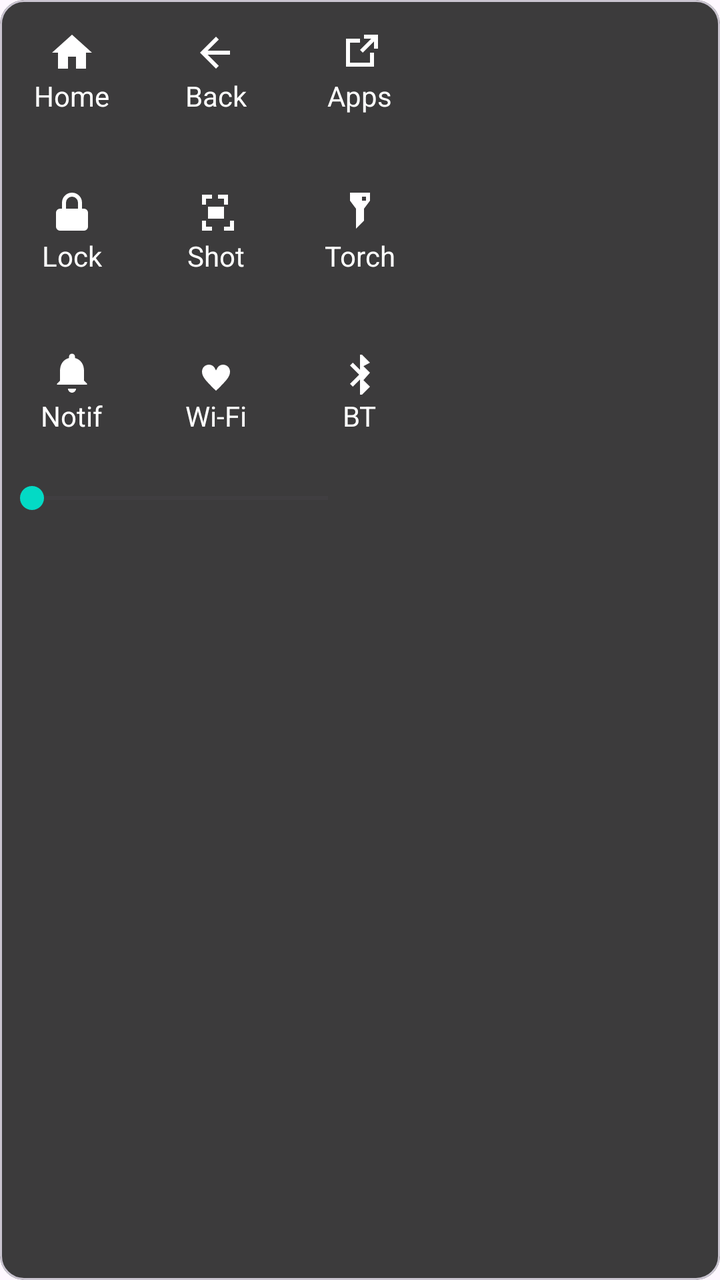
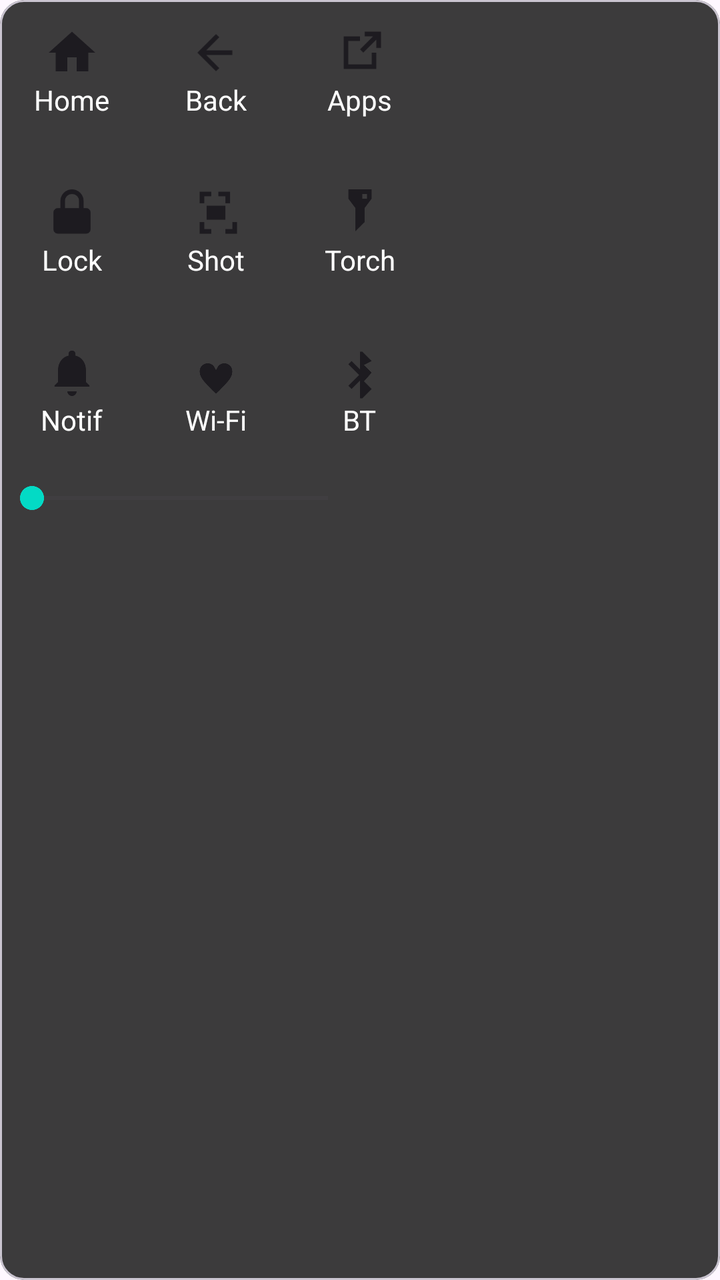

An Android layout rendered at two revisions. The XML below is the earlier revision; the diff shows what the commit changed to produce the second picture.
<!-- AndroidManifest.xml: application theme Theme.AssistiveTouch -->
<!-- res/layout/view_action_panel.xml -->
<?xml version="1.0" encoding="utf-8"?>
<com.google.android.material.card.MaterialCardView xmlns:android="http://schemas.android.com/apk/res/android"
    android:id="@+id/panelRoot"
    android:layout_width="wrap_content"
    android:layout_height="wrap_content"
    android:padding="12dp"
    android:elevation="10dp"
    android:backgroundTint="#E0212121"
    android:radius="20dp">

    <LinearLayout
        android:layout_width="wrap_content"
        android:layout_height="wrap_content"
        android:orientation="vertical">

        
        <LinearLayout
            android:layout_width="wrap_content"
            android:layout_height="wrap_content"
            android:orientation="horizontal">

            <LinearLayout
                android:id="@+id/buttonHome"
                style="@style/PanelItem" >
                <ImageView
                    android:layout_width="24dp"
                    android:layout_height="24dp"
                    android:tint="@android:color/white"
                    android:src="@drawable/ic_home" />
                <TextView
                    android:layout_width="wrap_content"
                    android:layout_height="wrap_content"
                    android:textColor="@android:color/white"
                    android:text="Home" />
            </LinearLayout>

            <LinearLayout
                android:id="@+id/buttonBack"
                style="@style/PanelItem" >
                <ImageView
                    android:layout_width="24dp"
                    android:layout_height="24dp"
                    android:tint="@android:color/white"
                    android:src="@drawable/ic_back" />
                <TextView
                    android:layout_width="wrap_content"
                    android:layout_height="wrap_content"
                    android:textColor="@android:color/white"
                    android:text="Back" />
            </LinearLayout>

            <LinearLayout
                android:id="@+id/buttonRecents"
                style="@style/PanelItem" >
                <ImageView
                    android:layout_width="24dp"
                    android:layout_height="24dp"
                    android:tint="@android:color/white"
                    android:src="@drawable/ic_recents" />
                <TextView
                    android:layout_width="wrap_content"
                    android:layout_height="wrap_content"
                    android:textColor="@android:color/white"
                    android:text="Apps" />
            </LinearLayout>
        </LinearLayout>

        
        <LinearLayout
            android:layout_width="wrap_content"
            android:layout_height="wrap_content"
            android:orientation="horizontal"
            android:layout_marginTop="8dp">

            <LinearLayout
                android:id="@+id/buttonLock"
                style="@style/PanelItem" >
                <ImageView
                    android:layout_width="24dp"
                    android:layout_height="24dp"
                    android:tint="@android:color/white"
                    android:src="@drawable/ic_lock" />
                <TextView
                    android:layout_width="wrap_content"
                    android:layout_height="wrap_content"
                    android:textColor="@android:color/white"
                    android:text="Lock" />
            </LinearLayout>

            <LinearLayout
                android:id="@+id/buttonScreenshot"
                style="@style/PanelItem" >
                <ImageView
                    android:layout_width="24dp"
                    android:layout_height="24dp"
                    android:tint="@android:color/white"
                    android:src="@drawable/ic_screenshot" />
                <TextView
                    android:layout_width="wrap_content"
                    android:layout_height="wrap_content"
                    android:textColor="@android:color/white"
                    android:text="Shot" />
            </LinearLayout>

            <LinearLayout
                android:id="@+id/buttonFlashlight"
                style="@style/PanelItem" >
                <ImageView
                    android:layout_width="24dp"
                    android:layout_height="24dp"
                    android:tint="@android:color/white"
                    android:src="@drawable/ic_flashlight" />
                <TextView
                    android:layout_width="wrap_content"
                    android:layout_height="wrap_content"
                    android:textColor="@android:color/white"
                    android:text="Torch" />
            </LinearLayout>
        </LinearLayout>

        
        <LinearLayout
            android:layout_width="wrap_content"
            android:layout_height="wrap_content"
            android:orientation="horizontal"
            android:layout_marginTop="8dp">

            <LinearLayout
                android:id="@+id/buttonNotifications"
                style="@style/PanelItem" >
                <ImageView
                    android:layout_width="24dp"
                    android:layout_height="24dp"
                    android:tint="@android:color/white"
                    android:src="@drawable/ic_notifications" />
                <TextView
                    android:layout_width="wrap_content"
                    android:layout_height="wrap_content"
                    android:textColor="@android:color/white"
                    android:text="Notif" />
            </LinearLayout>

            <LinearLayout
                android:id="@+id/buttonWifi"
                style="@style/PanelItem" >
                <ImageView
                    android:layout_width="24dp"
                    android:layout_height="24dp"
                    android:tint="@android:color/white"
                    android:src="@drawable/ic_wifi" />
                <TextView
                    android:layout_width="wrap_content"
                    android:layout_height="wrap_content"
                    android:textColor="@android:color/white"
                    android:text="Wi‑Fi" />
            </LinearLayout>

            <LinearLayout
                android:id="@+id/buttonBluetooth"
                style="@style/PanelItem" >
                <ImageView
                    android:layout_width="24dp"
                    android:layout_height="24dp"
                    android:tint="@android:color/white"
                    android:src="@drawable/ic_bluetooth" />
                <TextView
                    android:layout_width="wrap_content"
                    android:layout_height="wrap_content"
                    android:textColor="@android:color/white"
                    android:text="BT" />
            </LinearLayout>

        </LinearLayout>

        
        <LinearLayout
            android:layout_width="match_parent"
            android:layout_height="wrap_content"
            android:orientation="horizontal"
            android:layout_marginTop="8dp">

            <SeekBar
                android:id="@+id/volumeSlider"
                android:layout_width="180dp"
                android:layout_height="wrap_content"
                android:max="100"
                android:progressTint="@color/teal_200"
                android:thumbTint="@color/teal_200" />
        </LinearLayout>

    </LinearLayout>

</com.google.android.material.card.MaterialCardView>
<!-- resources referenced by this layout -->
<resources>
  <color name="teal_200">#03DAC5</color>
  <!-- drawable ic_back (drawable) -->
  <?xml version="1.0" encoding="utf-8"?>
  <vector xmlns:android="http://schemas.android.com/apk/res/android"
      android:width="24dp"
      android:height="24dp"
      android:viewportWidth="24"
      android:viewportHeight="24">
      <path
          android:fillColor="#FFFFFFFF"
          android:pathData="M19,11H7.83l5.59,-5.59L12,4l-8,8 8,8 1.41,-1.41L7.83,13H19v-2z" />
  </vector>
  <!-- drawable ic_bluetooth (drawable) -->
  <?xml version="1.0" encoding="utf-8"?>
  <vector xmlns:android="http://schemas.android.com/apk/res/android"
      android:width="24dp"
      android:height="24dp"
      android:viewportWidth="24"
      android:viewportHeight="24">
      <path
          android:fillColor="#FFFFFFFF"
          android:pathData="M17,7l-4,-4h-1v7.59L8.41,7 7,8.41 11.59,13 7,17.59 8.41,19 12,15.41V23h1l4,-4 -3.29,-3.29L17,12l-3.29,-3.29L17,7z" />
  </vector>
  <!-- drawable ic_flashlight (drawable) -->
  <?xml version="1.0" encoding="utf-8"?>
  <vector xmlns:android="http://schemas.android.com/apk/res/android"
      android:width="24dp"
      android:height="24dp"
      android:viewportWidth="24"
      android:viewportHeight="24">
      <path
          android:fillColor="#FFFFFFFF"
          android:pathData="M7,2v4l3,4v10l4,-4v-6l3,-4V2H7zm8,2v2h-2V4h2z" />
  </vector>
  <!-- drawable ic_home (drawable) -->
  <?xml version="1.0" encoding="utf-8"?>
  <vector xmlns:android="http://schemas.android.com/apk/res/android"
      android:width="24dp"
      android:height="24dp"
      android:viewportWidth="24"
      android:viewportHeight="24">
      <path
          android:fillColor="#FFFFFFFF"
          android:pathData="M10,20v-6h4v6h5v-8h3L12,3 2,12h3v8z" />
  </vector>
  <!-- drawable ic_recents (drawable) -->
  <?xml version="1.0" encoding="utf-8"?>
  <vector xmlns:android="http://schemas.android.com/apk/res/android"
      android:width="24dp"
      android:height="24dp"
      android:viewportWidth="24"
      android:viewportHeight="24">
      <path
          android:fillColor="#FFFFFFFF"
          android:pathData="M5,5h7v2H7v10h10v-5h2v7H5V5zm9,-2v2h3.59L12,10.59 13.41,12 19,6.41V10h2V3h-7z" />
  </vector>
  <!-- drawable ic_screenshot (drawable) -->
  <?xml version="1.0" encoding="utf-8"?>
  <vector xmlns:android="http://schemas.android.com/apk/res/android"
      android:width="24dp"
      android:height="24dp"
      android:viewportWidth="24"
      android:viewportHeight="24">
      <path
          android:fillColor="#FFFFFFFF"
          android:pathData="M7,5h3V3H5v5h2V5zm9,0v3h2V3h-5v2h3zM7,16H5v5h5v-2H7v-3zm12,0v3h-3v2h5v-5h-2zM8,9h8v6H8z" />
  </vector>
  <style name="PanelItem">
          <item name="android:layout_width">72dp</item>
          <item name="android:layout_height">72dp</item>
          <item name="android:gravity">center</item>
          <item name="android:orientation">vertical</item>
          <item name="android:padding">6dp</item>
          <item name="android:background">?attr/selectableItemBackgroundBorderless</item>
          <item name="android:clickable">true</item>
          <item name="android:focusable">true</item>
      </style>
  <style name="Theme.AssistiveTouch" parent="Theme.Material3.DayNight.NoActionBar">
          <item name="colorPrimary">@color/teal_200</item>
          <item name="colorOnPrimary">@android:color/white</item>
          <item name="colorSecondary">@color/purple_500</item>
          <item name="android:statusBarColor">@android:color/transparent</item>
          <item name="android:navigationBarColor">@android:color/black</item>
      </style>
  <color name="purple_500">#6200EE</color>
</resources>

<!-- the commit's change to res/layout/view_action_panel.xml (unified diff, before → after) -->
@@ -23,9 +23,9 @@
                 android:id="@+id/buttonHome"
                 style="@style/PanelItem" >
                 <ImageView
-                    android:layout_width="24dp"
-                    android:layout_height="24dp"
-                    android:tint="@android:color/white"
+                    android:layout_width="28dp"
+                    android:layout_height="28dp"
+                    android:tint="?attr/colorOnSurface"
                     android:src="@drawable/ic_home" />
                 <TextView
                     android:layout_width="wrap_content"
@@ -38,9 +38,9 @@
                 android:id="@+id/buttonBack"
                 style="@style/PanelItem" >
                 <ImageView
-                    android:layout_width="24dp"
-                    android:layout_height="24dp"
-                    android:tint="@android:color/white"
+                    android:layout_width="28dp"
+                    android:layout_height="28dp"
+                    android:tint="?attr/colorOnSurface"
                     android:src="@drawable/ic_back" />
                 <TextView
                     android:layout_width="wrap_content"
@@ -53,9 +53,9 @@
                 android:id="@+id/buttonRecents"
                 style="@style/PanelItem" >
                 <ImageView
-                    android:layout_width="24dp"
-                    android:layout_height="24dp"
-                    android:tint="@android:color/white"
+                    android:layout_width="28dp"
+                    android:layout_height="28dp"
+                    android:tint="?attr/colorOnSurface"
                     android:src="@drawable/ic_recents" />
                 <TextView
                     android:layout_width="wrap_content"
@@ -76,9 +76,9 @@
                 android:id="@+id/buttonLock"
                 style="@style/PanelItem" >
                 <ImageView
-                    android:layout_width="24dp"
-                    android:layout_height="24dp"
-                    android:tint="@android:color/white"
+                    android:layout_width="28dp"
+                    android:layout_height="28dp"
+                    android:tint="?attr/colorOnSurface"
                     android:src="@drawable/ic_lock" />
                 <TextView
                     android:layout_width="wrap_content"
@@ -91,9 +91,9 @@
                 android:id="@+id/buttonScreenshot"
                 style="@style/PanelItem" >
                 <ImageView
-                    android:layout_width="24dp"
-                    android:layout_height="24dp"
-                    android:tint="@android:color/white"
+                    android:layout_width="28dp"
+                    android:layout_height="28dp"
+                    android:tint="?attr/colorOnSurface"
                     android:src="@drawable/ic_screenshot" />
                 <TextView
                     android:layout_width="wrap_content"
@@ -106,9 +106,9 @@
                 android:id="@+id/buttonFlashlight"
                 style="@style/PanelItem" >
                 <ImageView
-                    android:layout_width="24dp"
-                    android:layout_height="24dp"
-                    android:tint="@android:color/white"
+                    android:layout_width="28dp"
+                    android:layout_height="28dp"
+                    android:tint="?attr/colorOnSurface"
                     android:src="@drawable/ic_flashlight" />
                 <TextView
                     android:layout_width="wrap_content"
@@ -129,9 +129,9 @@
                 android:id="@+id/buttonNotifications"
                 style="@style/PanelItem" >
                 <ImageView
-                    android:layout_width="24dp"
-                    android:layout_height="24dp"
-                    android:tint="@android:color/white"
+                    android:layout_width="28dp"
+                    android:layout_height="28dp"
+                    android:tint="?attr/colorOnSurface"
                     android:src="@drawable/ic_notifications" />
                 <TextView
                     android:layout_width="wrap_content"
@@ -144,9 +144,9 @@
                 android:id="@+id/buttonWifi"
                 style="@style/PanelItem" >
                 <ImageView
-                    android:layout_width="24dp"
-                    android:layout_height="24dp"
-                    android:tint="@android:color/white"
+                    android:layout_width="28dp"
+                    android:layout_height="28dp"
+                    android:tint="?attr/colorOnSurface"
                     android:src="@drawable/ic_wifi" />
                 <TextView
                     android:layout_width="wrap_content"
@@ -159,9 +159,9 @@
                 android:id="@+id/buttonBluetooth"
                 style="@style/PanelItem" >
                 <ImageView
-                    android:layout_width="24dp"
-                    android:layout_height="24dp"
-                    android:tint="@android:color/white"
+                    android:layout_width="28dp"
+                    android:layout_height="28dp"
+                    android:tint="?attr/colorOnSurface"
                     android:src="@drawable/ic_bluetooth" />
                 <TextView
                     android:layout_width="wrap_content"
